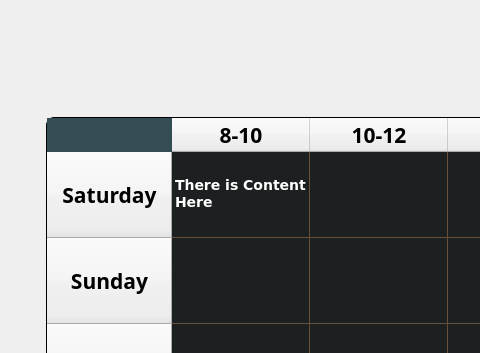
First picture: the form in WranaSection/User_View.ui, repository SEGA-ABBASYA/Data_Structures, before the edit; both pictures show x 224 to 704 and y 0 to 353 of the 1280 by 720 pixel window.
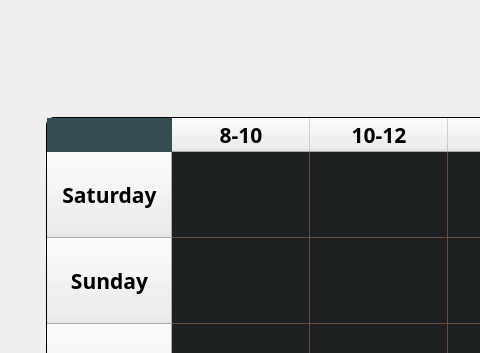
Second picture: the form after the edit. The open tabs and pages were chosen to show the change. Icons and pictures are not drawn.

```diff
--- a/WranaSection/User_View.ui
+++ b/WranaSection/User_View.ui
@@ -954,7 +954,7 @@
      </column>
      <item row="0" column="0">
       <property name="text">
-       <string>There is Content Here</string>
+       <string/>
       </property>
      </item>
     </widget>
```
Left out of the diff: 2 changed lines with no effect on the pictures.
